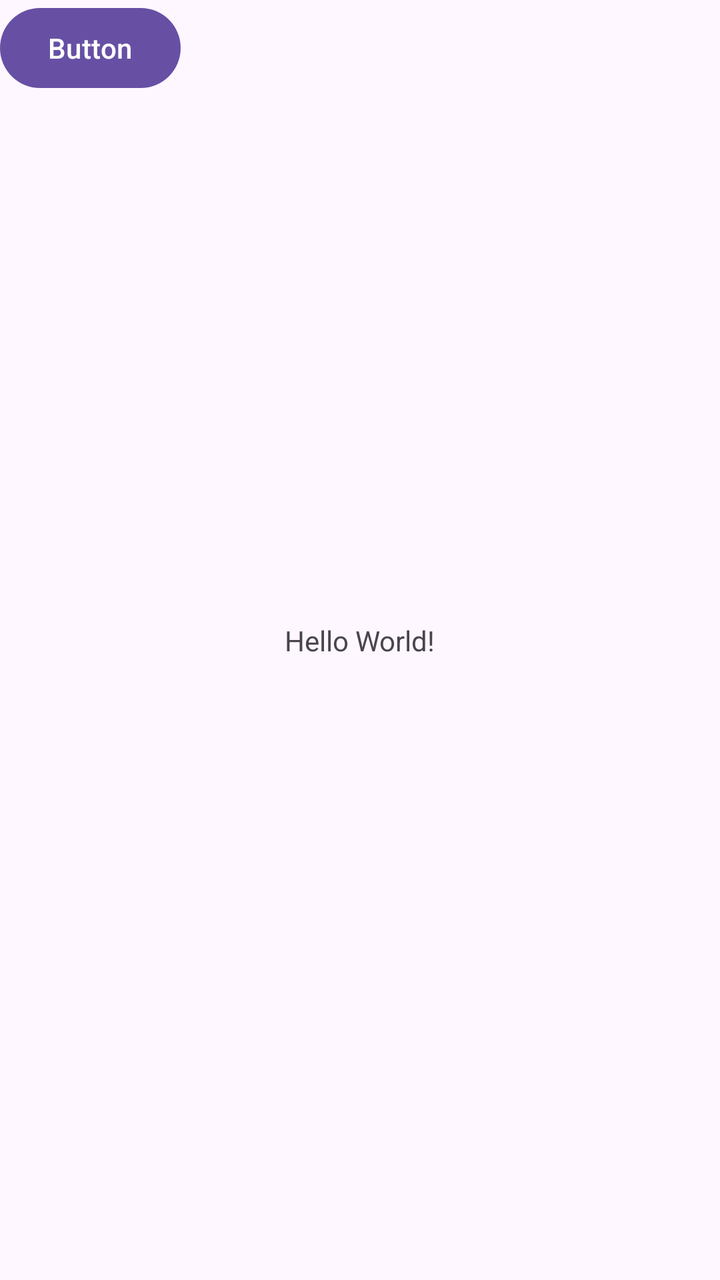
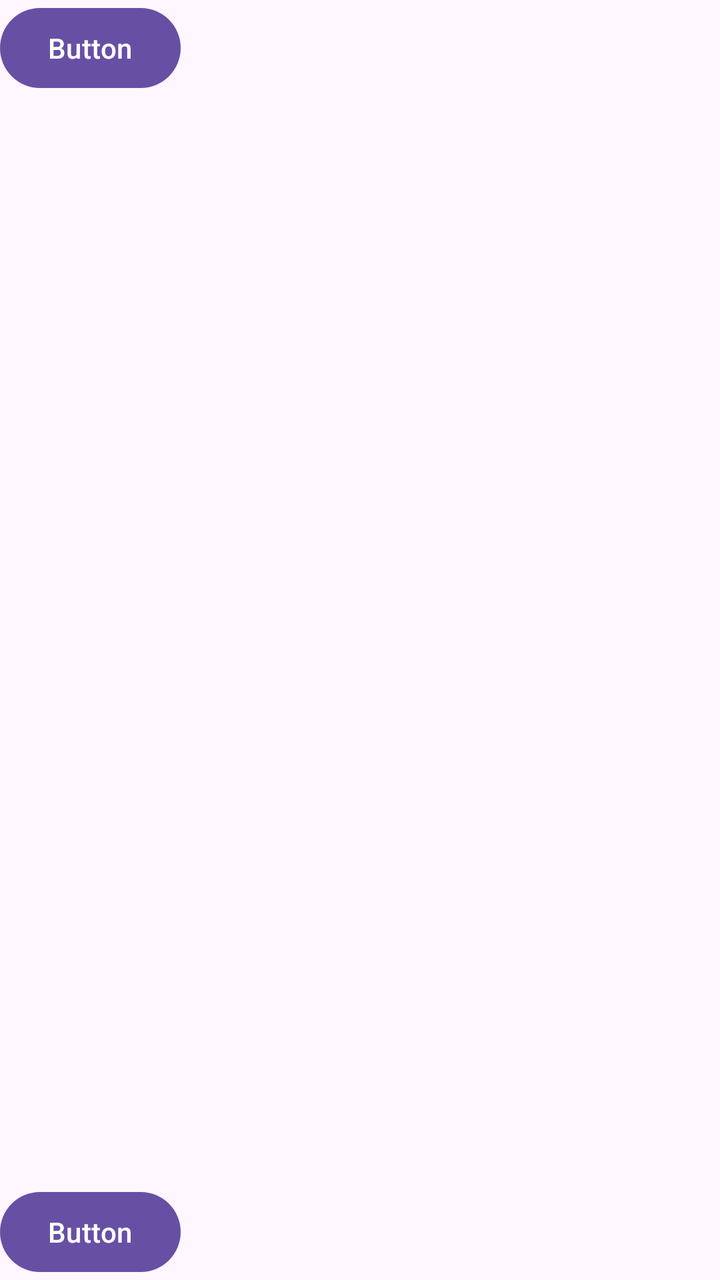

An Android layout rendered at two revisions. The XML below is the earlier revision; the diff shows what the commit changed to produce the second picture.
<!-- AndroidManifest.xml: application theme Theme.Constraint01 -->
<!-- res/layout/activity_main.xml -->
<?xml version="1.0" encoding="utf-8"?>
<androidx.constraintlayout.widget.ConstraintLayout xmlns:android="http://schemas.android.com/apk/res/android"
    xmlns:app="http://schemas.android.com/apk/res-auto"
    xmlns:tools="http://schemas.android.com/tools"
    android:id="@+id/main"
    android:layout_width="match_parent"
    android:layout_height="match_parent"
    tools:context=".MainActivity">

    <TextView
        android:layout_width="wrap_content"
        android:layout_height="wrap_content"
        android:text="Hello World!"
        app:layout_constraintBottom_toBottomOf="parent"
        app:layout_constraintEnd_toEndOf="parent"
        app:layout_constraintStart_toStartOf="parent"
        app:layout_constraintTop_toTopOf="parent" />

    <Button
        android:id="@+id/button"
        android:layout_width="wrap_content"
        android:layout_height="wrap_content"
        android:text="Button"
        tools:layout_editor_absoluteX="1dp"
        tools:layout_editor_absoluteY="1dp"
        app:layout_constraintStart_toStartOf="parent"
        app:layout_constraintTop_toTopOf="parent"/>

</androidx.constraintlayout.widget.ConstraintLayout>
<!-- resources referenced by this layout -->
<resources>
  <style name="Theme.Constraint01" parent="Base.Theme.Constraint01" />
  <style name="Base.Theme.Constraint01" parent="Theme.Material3.DayNight.NoActionBar">
          
          
      </style>
</resources>

<!-- the commit's change to res/layout/activity_main.xml (unified diff, before → after) -->
@@ -7,23 +7,21 @@
     android:layout_height="match_parent"
     tools:context=".MainActivity">
 
-    <TextView
+    <Button
+        android:id="@+id/button3"
         android:layout_width="wrap_content"
         android:layout_height="wrap_content"
-        android:text="Hello World!"
-        app:layout_constraintBottom_toBottomOf="parent"
-        app:layout_constraintEnd_toEndOf="parent"
+        android:text="Button"
         app:layout_constraintStart_toStartOf="parent"
         app:layout_constraintTop_toTopOf="parent" />
 
     <Button
-        android:id="@+id/button"
+        android:id="@+id/button5"
         android:layout_width="wrap_content"
         android:layout_height="wrap_content"
         android:text="Button"
-        tools:layout_editor_absoluteX="1dp"
-        tools:layout_editor_absoluteY="1dp"
-        app:layout_constraintStart_toStartOf="parent"
-        app:layout_constraintTop_toTopOf="parent"/>
+        app:layout_constraintBottom_toBottomOf="parent"
+        app:layout_constraintStart_toStartOf="parent" />
+
 
 </androidx.constraintlayout.widget.ConstraintLayout>
